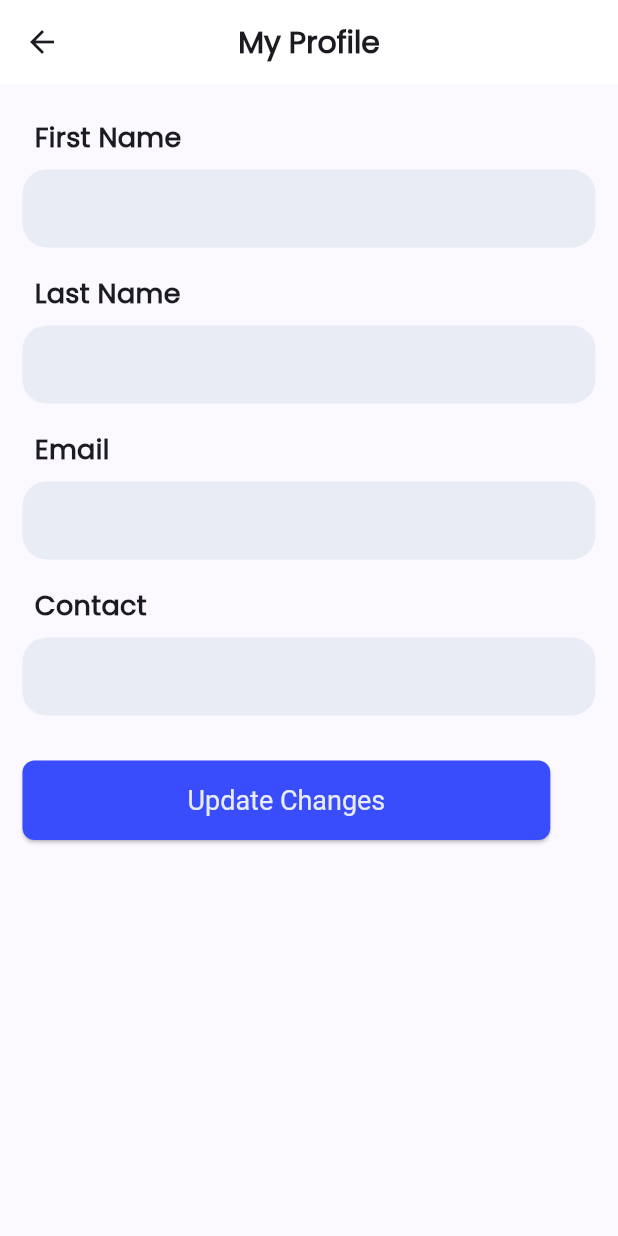
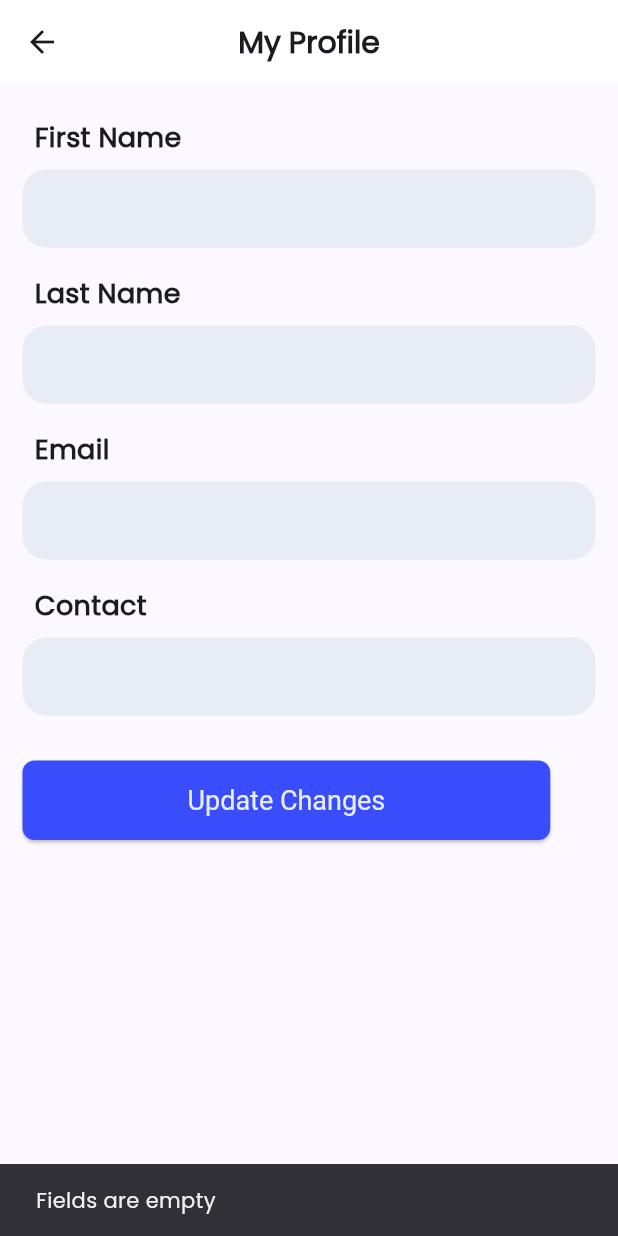
Before and after one commit to djunicode/noteng, a Flutter app: the EditProfile screen opened directly, after a tap on "Update Changes", on a phone screen of 412 x 824 dp. Run offline on Flutter 3.47's test engine with Material 3 defaults, Android fonts, the phone set to English and light mode, and no system bars; our stand-ins replace dio, file_picker, flutter_rating_bar, flutter_svg, font_awesome_flutter, get and 5 more; missing offline and left inert: flutter_neat_and_clean_calendar, syncfusion_flutter_pdfviewer; accounts and stored records are empty.

Commit message:
user editing enabled

```diff
--- a/lib/pages/profile/editProfile.dart
+++ b/lib/pages/profile/editProfile.dart
@@ -1,6 +1,9 @@
+import 'package:flutter/cupertino.dart';
 import 'package:flutter/material.dart';
 import 'package:noteng/Widgets/textFieldWidget.dart';
 import 'package:noteng/constants/colors.dart';
+import 'package:noteng/data/User/userModel.dart';
+import 'package:noteng/data/User/userRepo.dart';
 import 'package:shared_preferences/shared_preferences.dart';
 
 class EditProfile extends StatefulWidget {
@@ -11,6 +14,10 @@ class EditProfile extends StatefulWidget {
 }
 
 class _EditProfileState extends State<EditProfile> {
+  TextEditingController firName = TextEditingController();
+  TextEditingController lasName = TextEditingController();
+  TextEditingController mailId = TextEditingController();
+  TextEditingController phone = TextEditingController();
   var firstName = "";
   var lastName = "";
   var emailId = "";
@@ -25,7 +32,61 @@ class _EditProfileState extends State<EditProfile> {
     emailId = email!;
     var contact = await prefs.getString("contactNumber");
     contactNo = contact!;
-    setState(() {});
+    setState(() {
+      firstName = fname;
+      lastName = lname;
+      emailId = email;
+      contactNo = contact;
+
+      firName.text = fname;
+      lasName.text = lname;
+      mailId.text = email;
+      phone.text = contact;
+    });
+  }
+
+  Future<void> _EditUser() async {
+    if (firName.text.isEmpty ||
+        lasName.text.isEmpty ||
+        mailId.text.isEmpty ||
+        phone.text.isEmpty) {
+      // Handle validation error
+      ScaffoldMessenger.of(context).showSnackBar(
+        SnackBar(content: Text('Fields are empty')),
+      );
+      print("Please fill all fields");
+      return;
+    }
+
+    SharedPreferences prefs = await SharedPreferences.getInstance();
+    String? sapid = prefs.getString('sapid');
+    if (sapid == null) {
+      print("User not found in SharedPreferences");
+      return;
+    }
+
+    User user = User(
+      sapid: sapid,
+      fname: firName.text,
+      lname: lasName.text,
+      contactNumber: phone.text,
+      email: mailId.text,
+    );
+
+    try {
+      User editUser = await UserRepo.editUserDetails(user);
+      // Handle success
+      ScaffoldMessenger.of(context).showSnackBar(
+        SnackBar(content: Text('User Edited successfully: ${editUser.sapid}')),
+      );
+      print("User edited successfully: ${editUser.sapid}");
+    } catch (e) {
+      // Handle error
+      ScaffoldMessenger.of(context).showSnackBar(
+        SnackBar(content: Text('editing failed: $e')),
+      );
+      print("editing failed: $e");
+    }
   }
 
   @override
@@ -62,6 +123,7 @@ class _EditProfileState extends State<EditProfile> {
               textFieldWidget(
                 maxLines: 1,
                 hintText: firstName,
+                controller: firName,
               ),
               SizedBox(
                 height: 10,
@@ -76,6 +138,7 @@ class _EditProfileState extends State<EditProfile> {
               textFieldWidget(
                 maxLines: 1,
                 hintText: lastName,
+                controller: lasName,
               ),
               SizedBox(
                 height: 10,
@@ -90,6 +153,7 @@ class _EditProfileState extends State<EditProfile> {
               textFieldWidget(
                 maxLines: 1,
                 hintText: emailId,
+                controller: mailId,
               ),
               SizedBox(
                 height: 10,
@@ -105,8 +169,11 @@ class _EditProfileState extends State<EditProfile> {
                 maxLines: 1,
                 numberOnly: true,
                 hintText: contactNo,
+                controller: phone,
               ),
-              SizedBox(height: 30,),
+              SizedBox(
+                height: 30,
+              ),
               ElevatedButton(
                 style: ElevatedButton.styleFrom(
                   backgroundColor: primaryColor,
@@ -119,8 +186,8 @@ class _EditProfileState extends State<EditProfile> {
                     fontSize: 18,
                   ),
                 ),
-                    onPressed: (){
-
+                onPressed: () {
+                  _EditUser();
                 },
                 child: const Text(
                   'Update Changes',
```
Lines whose indentation alone changed are shown as unchanged.
